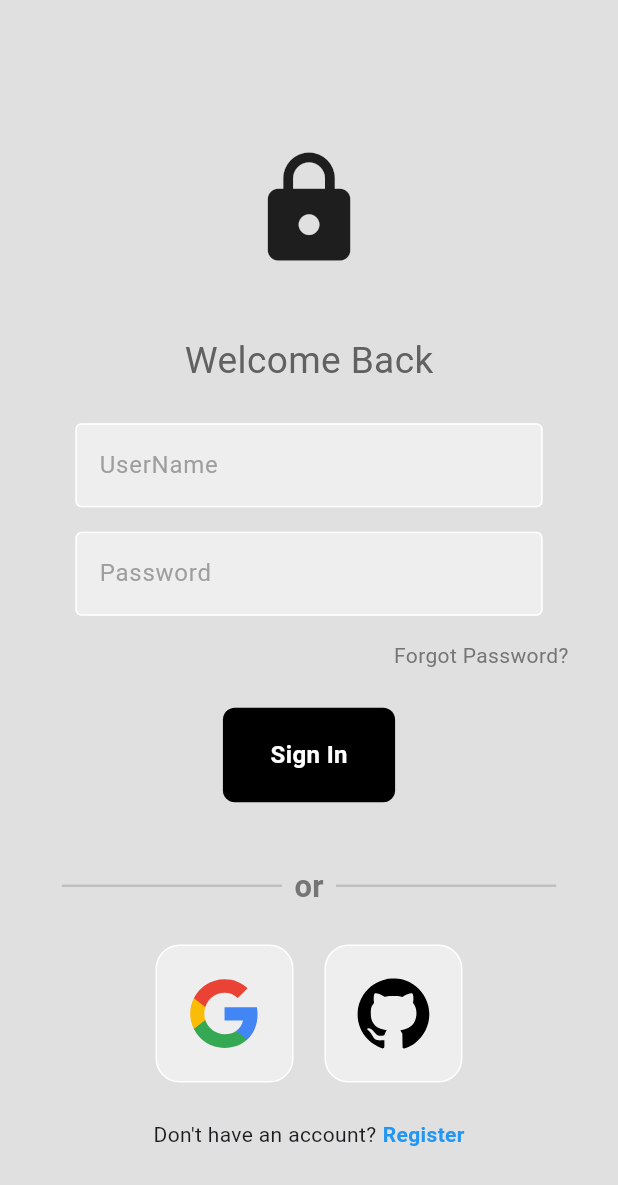
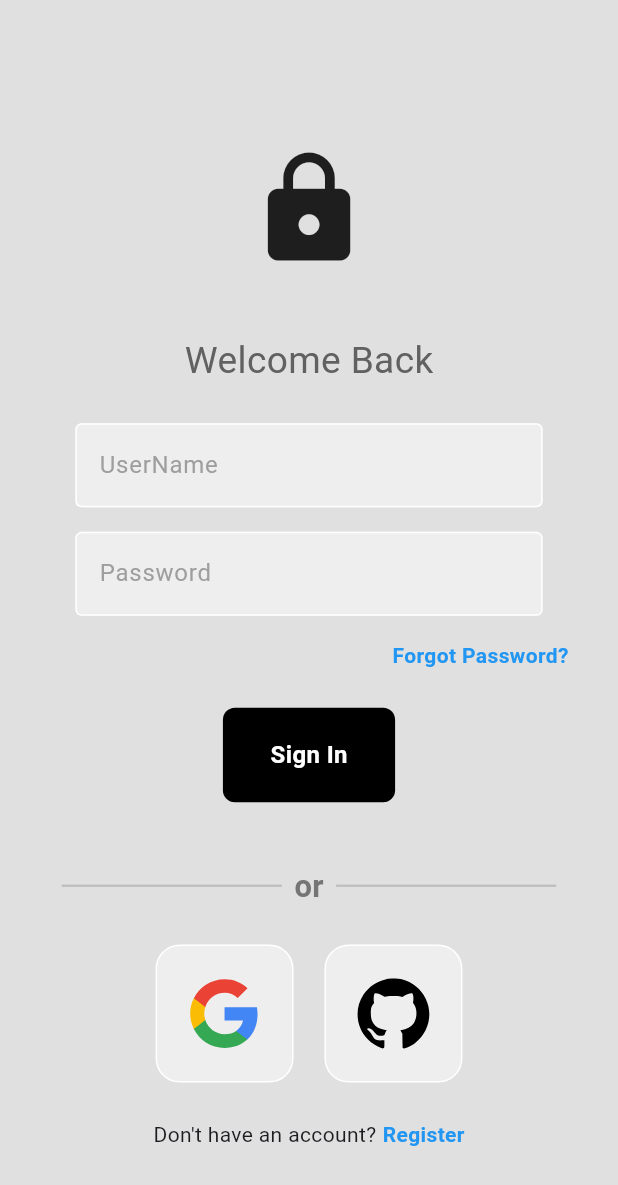
Before and after one commit to Ahnuf-Karim-Chowdhury/GMail-Manager-Flutter-App, a Flutter app: the screen it shows after launch, on a phone screen of 412 x 824 dp. Shown: the top 1185 px of the screen. Run offline on Flutter 3.47's test engine with Material 3 defaults, Android fonts, the phone set to English and light mode, and no system bars; our stand-ins replace firebase_auth, firebase_core, flutter_svg, google_sign_in, logger; accounts and stored records are empty; generated files the repository leaves out were written again.

```diff
--- a/lib/pages/login.dart
+++ b/lib/pages/login.dart
@@ -10,7 +10,6 @@ class LoginPage extends StatefulWidget {
   final Function()? onTap;
 
   const LoginPage({super.key, required this.onTap});
-
 
   @override
   State<LoginPage> createState() => _LoginPageState();
@@ -146,9 +145,24 @@ class _LoginPageState extends State<LoginPage> {
                       child: Row(
                         mainAxisAlignment: MainAxisAlignment.end,
                         children: [
-                          Text(
-                            "Forgot Password?",
-                            style: TextStyle(color: Colors.grey[600]),
+                          GestureDetector(
+                            onTap: () {
+                              Navigator.push(
+                                context,
+                                MaterialPageRoute(
+                                  builder: (context) {
+                                    return ;
+                                  },
+                                ),
+                              );
+                            },
+                            child: Text(
+                              "Forgot Password?",
+                              style: TextStyle(
+                                color: Colors.blue,
+                                fontWeight: FontWeight.bold,
+                              ),
+                            ),
                           ),
                         ],
                       ),
@@ -160,7 +174,7 @@ class _LoginPageState extends State<LoginPage> {
                     // Sign In Button
                     Padding(
                       padding: EdgeInsets.symmetric(horizontal: width * 0.3),
-                      child: UIButton(onTap: signIn, text: "Sign In",),
+                      child: UIButton(onTap: signIn, text: "Sign In"),
                     ),
 
                     //empty space
@@ -208,14 +222,18 @@ class _LoginPageState extends State<LoginPage> {
                       mainAxisAlignment: MainAxisAlignment.center,
                       children: [
                         // google log in
-                        SquareTile(imagePath: "lib/icons/google.svg",
-                        onTap: () => Authservice().signInWithGoogle(),),
+                        SquareTile(
+                          imagePath: "lib/icons/google.svg",
+                          onTap: () => Authservice().signInWithGoogle(),
+                        ),
 
                         SizedBox(width: width * 0.05),
 
                         // github log in
-                        SquareTile(imagePath: "lib/icons/github.svg",
-                        onTap: () => Authservice().signInWithGoogle()),
+                        SquareTile(
+                          imagePath: "lib/icons/github.svg",
+                          onTap: () => Authservice().signInWithGoogle(),
+                        ),
                       ],
                     ),
 
--- a/lib/pages/register.dart
+++ b/lib/pages/register.dart
@@ -7,9 +7,8 @@ import 'package:gmail_manager/components/textfield.dart';
 import 'package:gmail_manager/services/auth_service.dart';
 
 class RegisterPage extends StatefulWidget {
-  final _authService = Authservice();
   final Function()? onTap;
-   RegisterPage({super.key, required this.onTap});
+   const RegisterPage({super.key, required this.onTap});
 
   @override
   State<RegisterPage> createState() => _LoginPageState();
--- a/lib/pages/verify_email.dart
+++ b/lib/pages/verify_email.dart
@@ -2,12 +2,12 @@ import 'dart:async';
 
 import 'package:firebase_auth/firebase_auth.dart';
 import 'package:flutter/material.dart';
-import 'package:gmail_manager/components/button.dart';
 import 'package:gmail_manager/pages/auth.dart';
 import 'package:gmail_manager/services/auth_service.dart';
 
 class VerifyEmailPage extends StatefulWidget {
   @override
+  // ignore: library_private_types_in_public_api
   _VerifyEmailPageState createState() => _VerifyEmailPageState();
 }
 
--- a/lib/services/auth_service.dart
+++ b/lib/services/auth_service.dart
@@ -1,4 +1,3 @@
-import 'package:flutter/material.dart';
 import 'package:firebase_auth/firebase_auth.dart';
 import 'package:google_sign_in/google_sign_in.dart';
 import 'package:logger/logger.dart';
```
